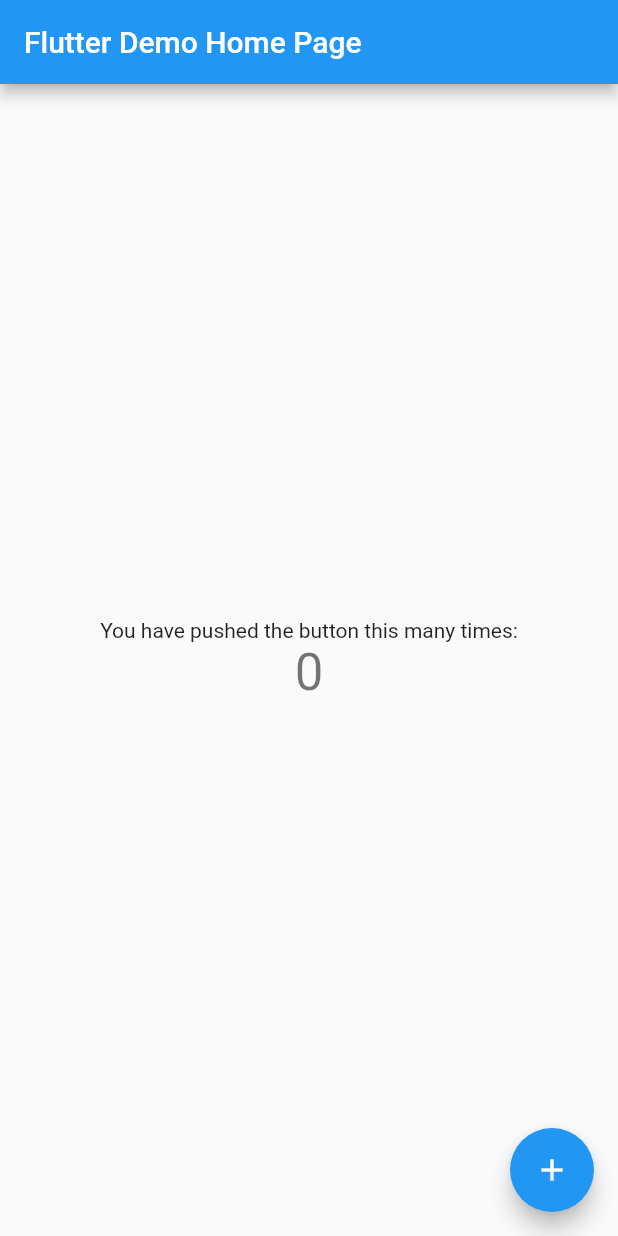
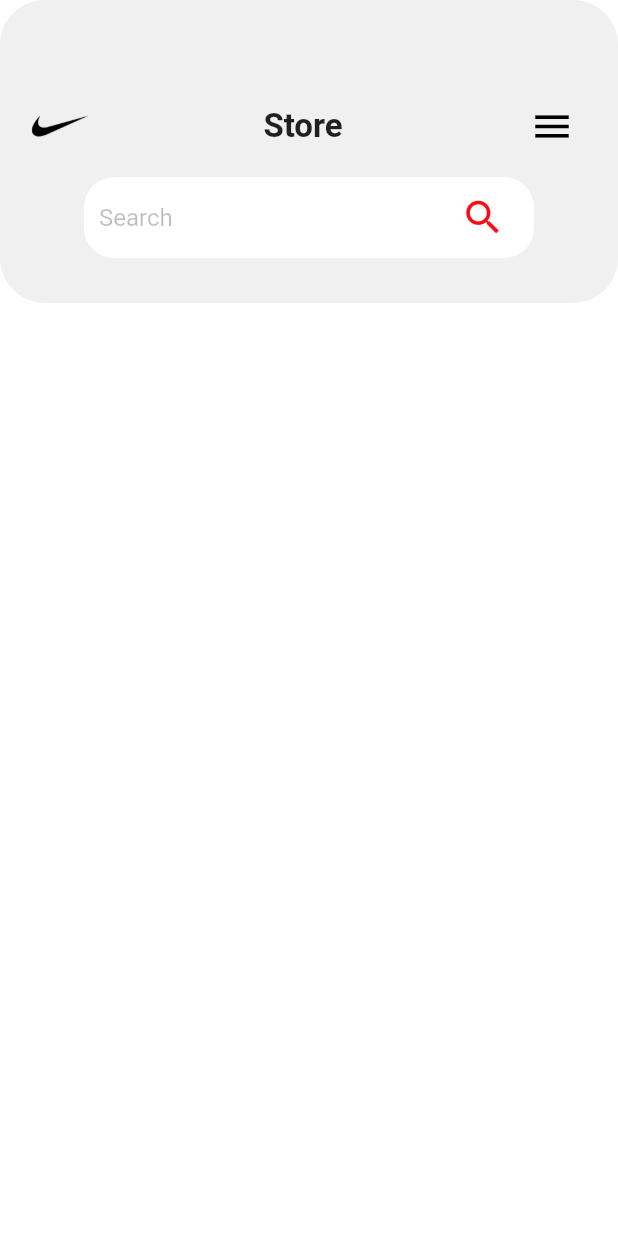
Before and after one commit to basselalaraaj/shoes-store-mobile-app, a Flutter app: the screen it shows after launch, on a phone screen of 412 x 824 dp. Run offline on Flutter 3.47's test engine with Material 2 defaults, Android fonts, the phone set to English and light mode, and no system bars.

Commit message:
creating the header in the app on the home screen

```diff
--- a/lib/main.dart
+++ b/lib/main.dart
@@ -1,4 +1,5 @@
 import 'package:flutter/material.dart';
+import 'package:shoes_store/screens/home.dart';
 
 void main() => runApp(MyApp());
 
@@ -7,7 +8,8 @@ class MyApp extends StatelessWidget {
   @override
   Widget build(BuildContext context) {
     return MaterialApp(
-      title: 'Flutter Demo',
+      title: 'Shoes Store',
+      debugShowCheckedModeBanner: false,
       theme: ThemeData(
         // This is the theme of your application.
         //
@@ -20,92 +22,7 @@ class MyApp extends StatelessWidget {
         // is not restarted.
         primarySwatch: Colors.blue,
       ),
-      home: MyHomePage(title: 'Flutter Demo Home Page'),
+      home: HomePage(),
     );
   }
 }
-
-class MyHomePage extends StatefulWidget {
-  MyHomePage({Key key, this.title}) : super(key: key);
-
-  // This widget is the home page of your application. It is stateful, meaning
-  // that it has a State object (defined below) that contains fields that affect
-  // how it looks.
-
-  // This class is the configuration for the state. It holds the values (in this
-  // case the title) provided by the parent (in this case the App widget) and
-  // used by the build method of the State. Fields in a Widget subclass are
-  // always marked "final".
-
-  final String title;
-
-  @override
-  _MyHomePageState createState() => _MyHomePageState();
-}
-
-class _MyHomePageState extends State<MyHomePage> {
-  int _counter = 0;
-
-  void _incrementCounter() {
-    setState(() {
-      // This call to setState tells the Flutter framework that something has
-      // changed in this State, which causes it to rerun the build method below
-      // so that the display can reflect the updated values. If we changed
-      // _counter without calling setState(), then the build method would not be
-      // called again, and so nothing would appear to happen.
-      _counter++;
-    });
-  }
-
-  @override
-  Widget build(BuildContext context) {
-    // This method is rerun every time setState is called, for instance as done
-    // by the _incrementCounter method above.
-    //
-    // The Flutter framework has been optimized to make rerunning build methods
-    // fast, so that you can just rebuild anything that needs updating rather
-    // than having to individually change instances of widgets.
-    return Scaffold(
-      appBar: AppBar(
-        // Here we take the value from the MyHomePage object that was created by
-        // the App.build method, and use it to set our appbar title.
-        title: Text(widget.title),
-      ),
-      body: Center(
-        // Center is a layout widget. It takes a single child and positions it
-        // in the middle of the parent.
-        child: Column(
-          // Column is also a layout widget. It takes a list of children and
-          // arranges them vertically. By default, it sizes itself to fit its
-          // children horizontally, and tries to be as tall as its parent.
-          //
-          // Invoke "debug painting" (press "p" in the console, choose the
-          // "Toggle Debug Paint" action from the Flutter Inspector in Android
-          // Studio, or the "Toggle Debug Paint" command in Visual Studio Code)
-          // to see the wireframe for each widget.
-          //
-          // Column has various properties to control how it sizes itself and
-          // how it positions its children. Here we use mainAxisAlignment to
-          // center the children vertically; the main axis here is the vertical
-          // axis because Columns are vertical (the cross axis would be
-          // horizontal).
-          mainAxisAlignment: MainAxisAlignment.center,
-          children: <Widget>[
-            Text(
-              'You have pushed the button this many times:',
-            ),
-            Text(
-              '$_counter',
-              style: Theme.of(context).textTheme.display1,
-            ),
-          ],
-        ),
-      ),
-      floatingActionButton: FloatingActionButton(
-        onPressed: _incrementCounter,
-        tooltip: 'Increment',
-        child: Icon(Icons.add),
-      ), // This trailing comma makes auto-formatting nicer for build methods.
-    );
-  }
-}
--- /dev/null
+++ b/lib/screens/home.dart
@@ -0,0 +1,95 @@
+import 'package:flutter/material.dart';
+
+class HomePage extends StatefulWidget {
+  HomePage({Key key}) : super(key: key);
+
+  @override
+  _HomePageState createState() => _HomePageState();
+}
+
+class _HomePageState extends State<HomePage> {
+  @override
+  Widget build(BuildContext context) {
+    return Scaffold(
+      backgroundColor: Colors.white,
+      body: Column(
+        crossAxisAlignment: CrossAxisAlignment.start,
+        children: <Widget>[
+          Container(
+            decoration: BoxDecoration(
+                color: Color(0xfff0f0f0),
+                borderRadius: BorderRadius.circular(30.0)),
+            padding: EdgeInsets.only(top: 60.0, left: 20.0, right: 20.0),
+            child: Column(
+              children: <Widget>[
+                Row(
+                  mainAxisAlignment: MainAxisAlignment.spaceBetween,
+                  children: <Widget>[
+                    Image(
+                      image: AssetImage('assets/images/logo.png'),
+                      height: 40.0,
+                      width: 40.0,
+                    ),
+                    Text(
+                      "Store",
+                      style: TextStyle(
+                          fontSize: 22.0, fontWeight: FontWeight.w600),
+                    ),
+                    IconButton(
+                      icon: Icon(
+                        Icons.menu,
+                        color: Colors.black,
+                        size: 30.0,
+                      ),
+                      onPressed: () {},
+                    )
+                  ],
+                ),
+                SizedBox(
+                  height: 10.0,
+                ),
+                Container(
+                  width: 300.0,
+                  padding:
+                      EdgeInsets.symmetric(horizontal: 10.0, vertical: 3.0),
+                  decoration: BoxDecoration(
+                      color: Colors.white,
+                      borderRadius: BorderRadius.circular(20.0)),
+                  child: Row(
+                    children: <Widget>[
+                      Flexible(
+                        child: TextField(
+                          decoration: InputDecoration(
+                              border: InputBorder.none,
+                              hintText: "Search",
+                              hintStyle: TextStyle(color: Colors.black26),
+                              contentPadding:
+                                  EdgeInsets.symmetric(vertical: 1.0)),
+                        ),
+                      ),
+                      IconButton(
+                        color: Color(0xfffff3f3),
+                        highlightColor: Color(0xfffff3f3),
+                        hoverColor: Color(0xfffff3f3),
+                        focusColor: Color(0xfffff3f3),
+                        icon: Icon(
+                          Icons.search,
+                          color: Color(0xffff0a13),
+                          size: 30.0,
+                        ),
+                        onPressed: () {},
+                      )
+                    ],
+                  ),
+                ),
+                SizedBox(
+                  height: 30.0,
+                )
+              ],
+            ),
+          )
+        ],
+      ),
+    );
+  }
+}
```
Also changed, not shown: pubspec.yaml (+2 -6 lines), assets/images/logo.png (added), 1 other file.
